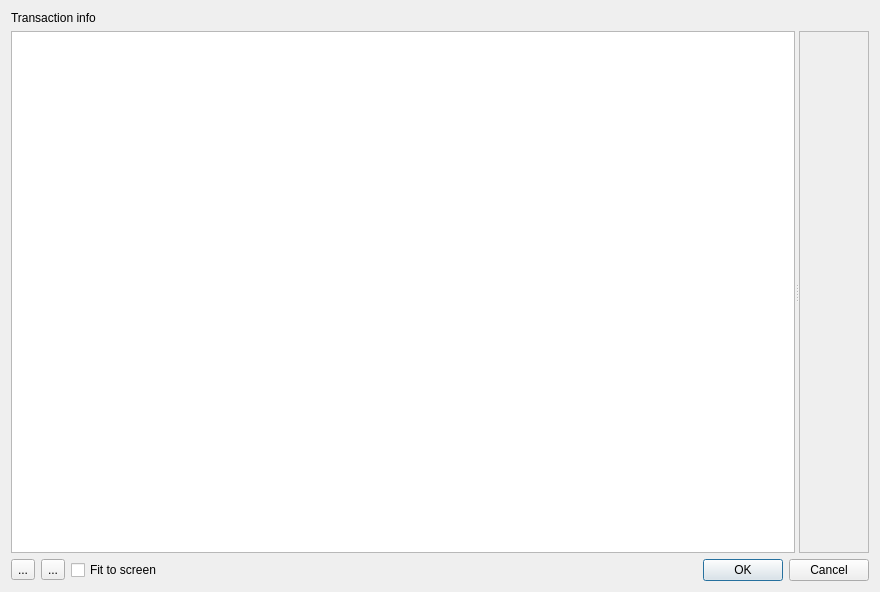
The window that src/forms/attachmentdialog.ui (destr/kmymoney-transactionattach) describes before a commit, drawn with Qt 5.
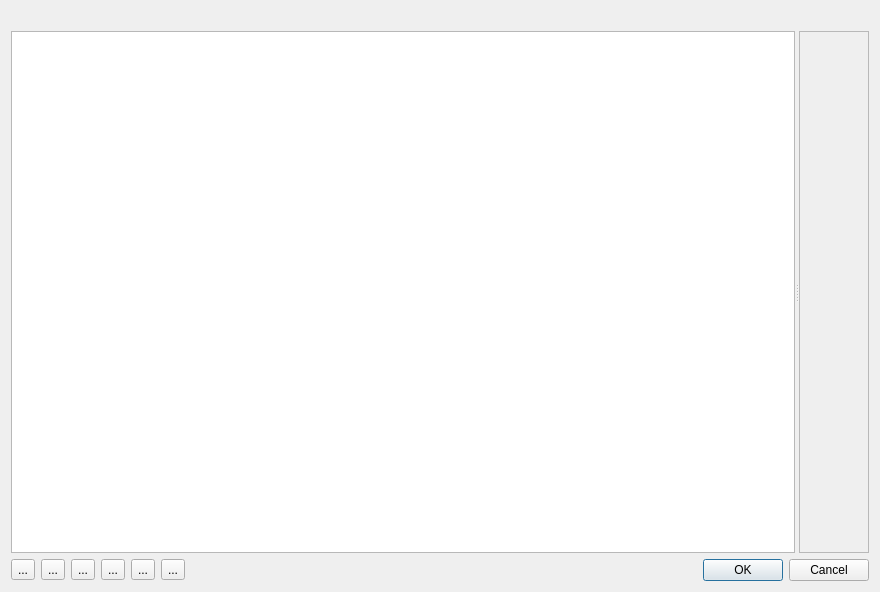
The same window after the commit. Icons and pictures are not drawn. Custom widgets are drawn as their Qt base class.

Patch:
```diff
--- a/src/forms/attachmentdialog.ui
+++ b/src/forms/attachmentdialog.ui
@@ -17,7 +17,7 @@
    <item>
     <widget class="QLabel" name="labelTransactionInfo">
      <property name="text">
-      <string>Transaction info</string>
+      <string/>
      </property>
     </widget>
    </item>
@@ -55,7 +55,7 @@
     </widget>
    </item>
    <item>
-    <layout class="QHBoxLayout" name="horizontalLayout" stretch="0,0,0,0,0">
+    <layout class="QHBoxLayout" name="horizontalLayout" stretch="0,0,0,0,0,0,0,0">
      <item>
       <widget class="QToolButton" name="toolButtonAdd">
        <property name="text">
@@ -71,14 +71,35 @@
       </widget>
      </item>
      <item>
-      <widget class="QCheckBox" name="checkBoxFitToScreen">
+      <widget class="QToolButton" name="toolButtonExport">
        <property name="text">
-        <string>Fit to screen</string>
+        <string>...</string>
        </property>
       </widget>
      </item>
      <item>
-      <spacer name="horizontalSpacer">
+      <widget class="QToolButton" name="toolButtonFitToScreen">
+       <property name="text">
+        <string>...</string>
+       </property>
+      </widget>
+     </item>
+     <item>
+      <widget class="QToolButton" name="toolButtonRotate90Clockwise">
+       <property name="text">
+        <string>...</string>
+       </property>
+      </widget>
+     </item>
+     <item>
+      <widget class="QToolButton" name="toolButtonRotate90Anticlockwise">
+       <property name="text">
+        <string>...</string>
+       </property>
+      </widget>
+     </item>
+     <item>
+      <spacer name="horizontalSpacer_2">
        <property name="orientation">
         <enum>Qt::Horizontal</enum>
        </property>
```
